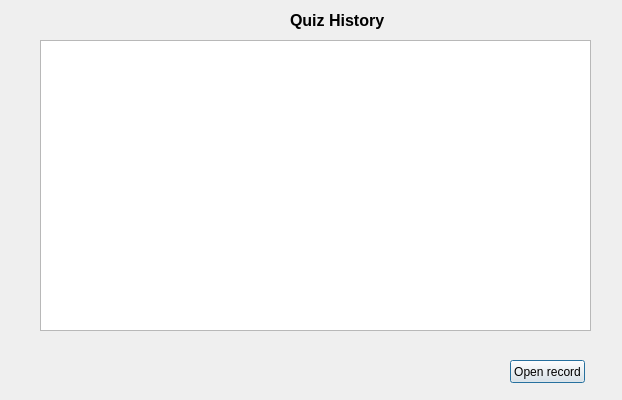
Before: the Qt Designer form InstaGrader/quizhistorywindow.ui in AcademyAutograder/Autograder-0.1, drawn with Qt 5.
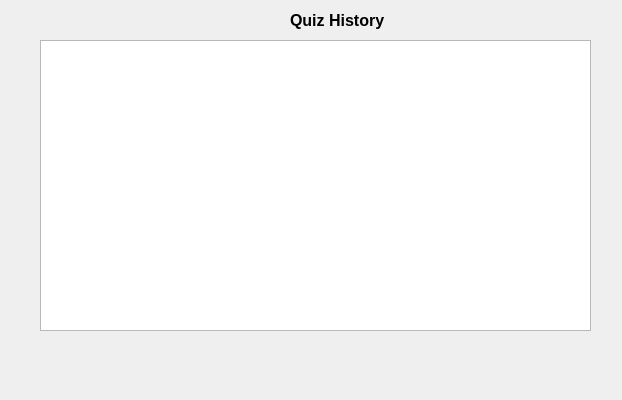
After: the same form once the commit is applied.

```diff
--- a/InstaGrader/quizhistorywindow.ui
+++ b/InstaGrader/quizhistorywindow.ui
@@ -43,19 +43,6 @@
     </rect>
    </property>
   </widget>
-  <widget class="QPushButton" name="pushButton_5">
-   <property name="geometry">
-    <rect>
-     <x>510</x>
-     <y>360</y>
-     <width>75</width>
-     <height>23</height>
-    </rect>
-   </property>
-   <property name="text">
-    <string>Open record</string>
-   </property>
-  </widget>
  </widget>
  <resources/>
  <connections/>
```
